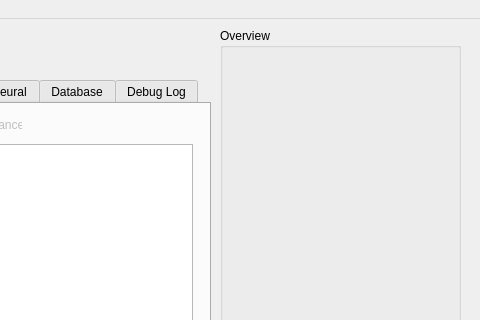
Qt form bpwindow.ui (Xenrutcon/bitProphet-Qt) before a commit; both pictures show x 440 to 920 and y 0 to 320 of the 920 by 708 pixel window.
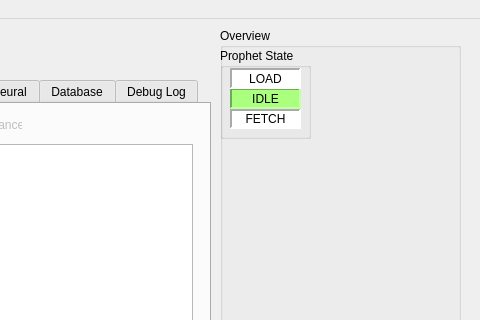
The same form after that commit.

Commit message: cool idle/fetch/load state indicators... they dont work yet. Cool looking though!

What changed in the file:
```diff
--- a/bpwindow.ui
+++ b/bpwindow.ui
@@ -680,11 +680,117 @@
      <string>Overview</string>
     </property>
     <property name="flat">
-     <bool>false</bool>
+     <bool>true</bool>
     </property>
     <property name="checkable">
      <bool>false</bool>
     </property>
+    <widget class="QGroupBox" name="groupBox_2">
+     <property name="geometry">
+      <rect>
+       <x>0</x>
+       <y>20</y>
+       <width>91</width>
+       <height>91</height>
+      </rect>
+     </property>
+     <property name="title">
+      <string>Prophet State</string>
+     </property>
+     <widget class="QLabel" name="label_5">
+      <property name="geometry">
+       <rect>
+        <x>10</x>
+        <y>40</y>
+        <width>71</width>
+        <height>21</height>
+       </rect>
+      </property>
+      <property name="autoFillBackground">
+       <bool>false</bool>
+      </property>
+      <property name="styleSheet">
+       <string notr="true">background-color:rgb(170, 255, 127);</string>
+      </property>
+      <property name="frameShape">
+       <enum>QFrame::Panel</enum>
+      </property>
+      <property name="frameShadow">
+       <enum>QFrame::Sunken</enum>
+      </property>
+      <property name="lineWidth">
+       <number>2</number>
+      </property>
+      <property name="text">
+       <string>IDLE</string>
+      </property>
+      <property name="alignment">
+       <set>Qt::AlignCenter</set>
+      </property>
+     </widget>
+     <widget class="QLabel" name="label_9">
+      <property name="geometry">
+       <rect>
+        <x>10</x>
+        <y>61</y>
+        <width>71</width>
+        <height>20</height>
+       </rect>
+      </property>
+      <property name="autoFillBackground">
+       <bool>false</bool>
+      </property>
+      <property name="styleSheet">
+       <string notr="true">background-color: rgb(255, 255, 255);</string>
+      </property>
+      <property name="frameShape">
+       <enum>QFrame::Panel</enum>
+      </property>
+      <property name="frameShadow">
+       <enum>QFrame::Sunken</enum>
+      </property>
+      <property name="lineWidth">
+       <number>2</number>
+      </property>
+      <property name="text">
+       <string>FETCH</string>
+      </property>
+      <property name="alignment">
+       <set>Qt::AlignCenter</set>
+      </property>
+     </widget>
+     <widget class="QLabel" name="label_10">
+      <property name="geometry">
+       <rect>
+        <x>10</x>
+        <y>20</y>
+        <width>71</width>
+        <height>21</height>
+       </rect>
+      </property>
+      <property name="autoFillBackground">
+       <bool>false</bool>
+      </property>
+      <property name="styleSheet">
+       <string notr="true">background-color: rgb(255, 255, 255);</string>
+      </property>
+      <property name="frameShape">
+       <enum>QFrame::Panel</enum>
+      </property>
+      <property name="frameShadow">
+       <enum>QFrame::Sunken</enum>
+      </property>
+      <property name="lineWidth">
+       <number>2</number>
+      </property>
+      <property name="text">
+       <string>LOAD</string>
+      </property>
+      <property name="alignment">
+       <set>Qt::AlignCenter</set>
+      </property>
+     </widget>
+    </widget>
    </widget>
    <widget class="QLabel" name="label_2">
     <property name="geometry">
```
The commit also changes 1 other file.
